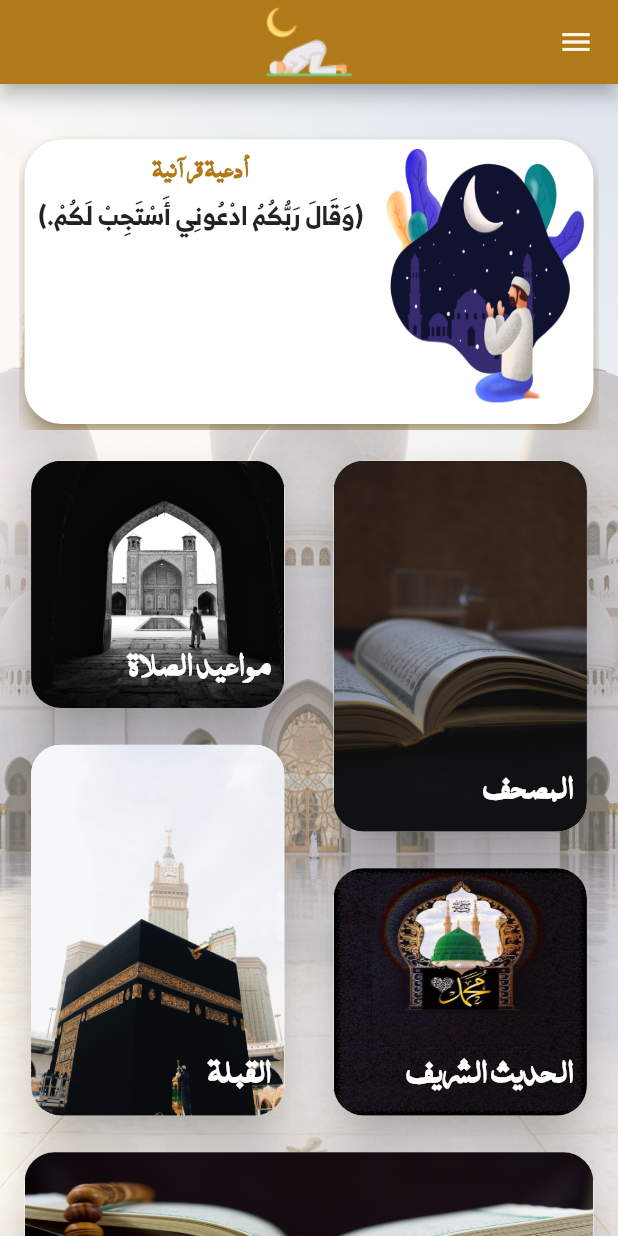
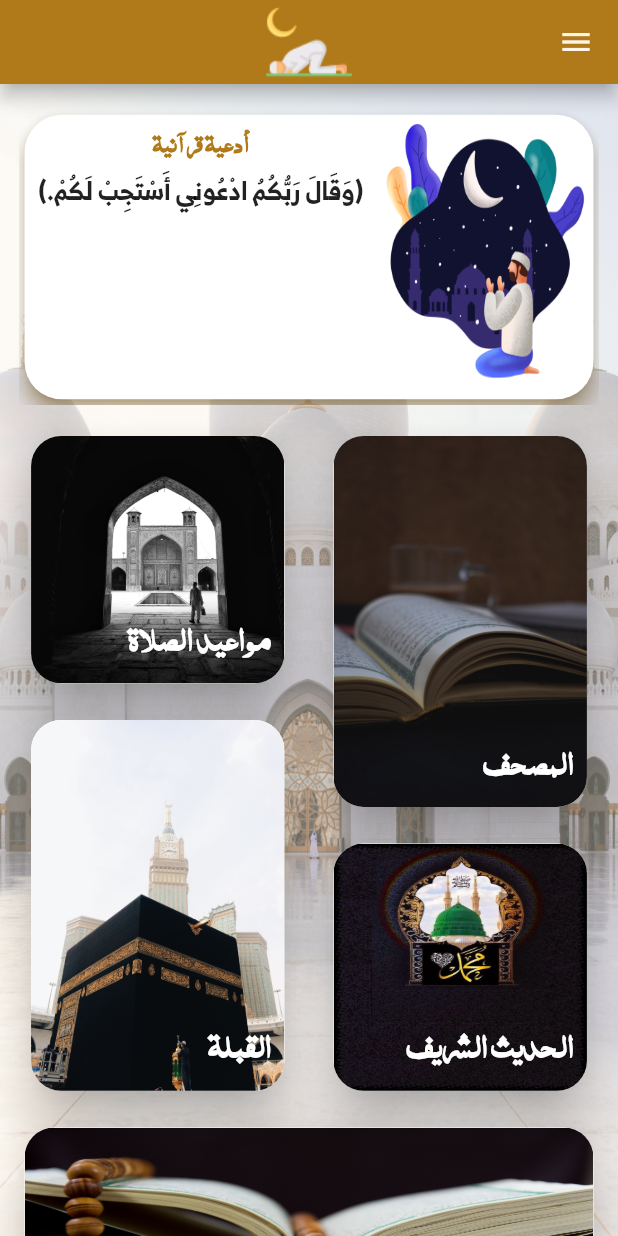
Before and after one commit to Eslam172/hedaya, a Flutter app: the screen it shows after launch, on a phone screen of 412 x 824 dp. Run offline on Flutter 3.47's test engine with Material 2 defaults, Android fonts, the light colour scheme and no system bars; drawn by our look-alikes of carousel_slider; our stand-ins replace adhan, fluttertoast, geolocator, location, package_info_plus, shared_preferences; missing offline and left inert: flutter_qiblah, pdfx.

Commit message:
edit bug

```diff
--- a/lib/ui/home_screen/home_screen.dart
+++ b/lib/ui/home_screen/home_screen.dart
@@ -23,6 +23,7 @@ class HomeScreen extends StatefulWidget {
 }
 
 class _HomeScreenState extends State<HomeScreen> {
+
   String textFormFile = 'Empty';
   List<SurahModel> surah=[];
   var scaffoldKey = GlobalKey<ScaffoldState>();
@@ -39,7 +40,7 @@ class _HomeScreenState extends State<HomeScreen> {
       drawer: drawer(context),
       body: Stack(
         children: [
-          Image.asset(
+           Image.asset(
             'assets/images/background.jpg',
             fit: BoxFit.fill,
             height: double.infinity,
@@ -53,7 +54,7 @@ class _HomeScreenState extends State<HomeScreen> {
                 mainAxisAlignment: MainAxisAlignment.start,
                 children: [
                   SizedBox(
-                    height: 4.h,
+                    height: 2.h,
                   ),
                   buildSlider(),
                   SizedBox(
@@ -134,7 +135,7 @@ class _HomeScreenState extends State<HomeScreen> {
                   SizedBox(
                     height: 2.h,
                   ),
-                  customCard(
+                   customCard(
                       name: 'الأذكار',
                       image: 'assets/images/azkar_bg.jpg',
                       width: double.infinity,
@@ -205,14 +206,14 @@ class _HomeScreenState extends State<HomeScreen> {
         shape: RoundedRectangleBorder(
           borderRadius: BorderRadius.circular(20),
         ),
-        child: Stack(
+        child:  Stack(
           alignment: Alignment.bottomRight,
           children: [
             InkWell(
               onTap: () {
                 onTap();
               },
-              child: Image.asset(
+              child:Image.asset(
                 image,
                 fit: BoxFit.fill,
                 height: height,
@@ -321,7 +322,7 @@ class _HomeScreenState extends State<HomeScreen> {
               decoration: BoxDecoration(
                 color: Theme.of(context).primaryColor,
               ),
-              child: Image.asset('assets/images/app_ic.png',
+              child:  Image.asset('assets/images/app_ic.png',
                 // width: 15.w,
                 // height: 5.h,
                 //fit: BoxFit.contain,
```
Also changed, not shown: lib/ui/bookmark_screen/bookmark_screen.dart (+5 -8 lines), lib/main.dart (line endings or trailing spaces).
